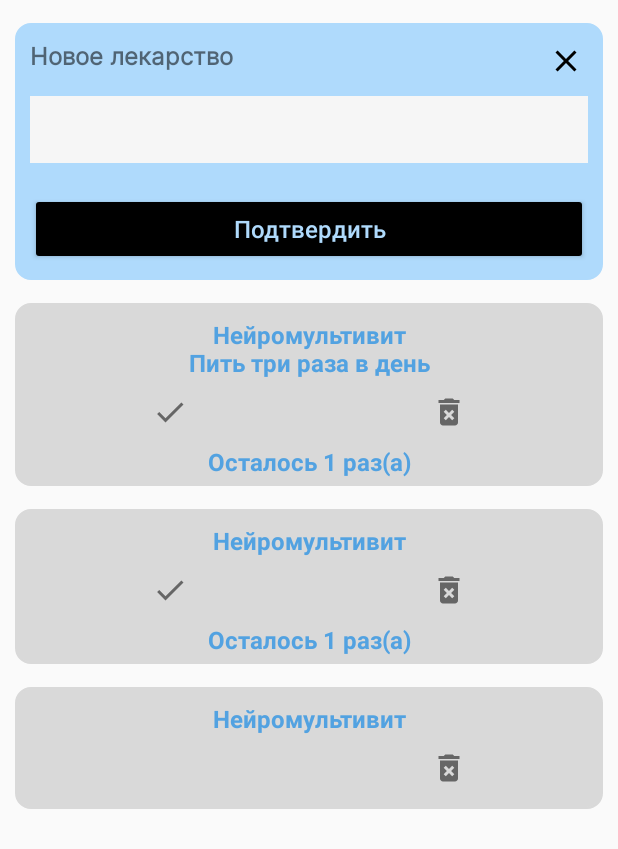
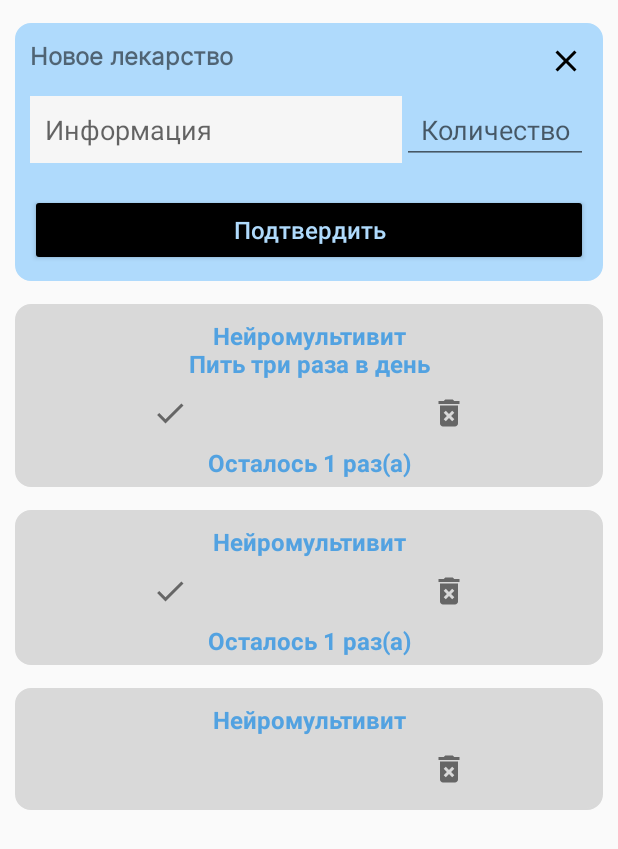
Before and after one commit to BadLog1n/MedsTime, an Android app: the screen it shows after launch (MainActivity), after a tap on an icon or button, on a phone screen of 412 x 824 dp. Shown: the top 849 px of the screen. Run offline under Robolectric (Android 15) with nearby library versions, the phone set to English and light mode, and no system bars; 1 other tap on this screen came first.

Commit message:
Добавлен ввод количества

```diff
--- a/app/src/main/java/com/oneseed/medstime/MedsAdapter.java
+++ b/app/src/main/java/com/oneseed/medstime/MedsAdapter.java
@@ -56,9 +56,6 @@ public class MedsAdapter extends RecyclerView.Adapter<MedsAdapter.ViewHolder> {
             medicine.setCountInside(medicine.getCountInside()+1);
             notifyItemChanged(position);
         });
-
-/*        holder.nameView.setText(meds.getName());
-        holder.capitalView.setText(meds.getCapital());*/
     }
 
     @Override
@@ -71,8 +68,6 @@ public class MedsAdapter extends RecyclerView.Adapter<MedsAdapter.ViewHolder> {
         final TextView timesCount;
         final ImageButton markSign;
         final ImageButton deleteSign;
-/*        final ImageView flagView;
-        final TextView nameView, capitalView;*/
 
         ViewHolder(View view) {
             super(view);
@@ -80,9 +75,6 @@ public class MedsAdapter extends RecyclerView.Adapter<MedsAdapter.ViewHolder> {
             timesCount = view.findViewById(R.id.timesCount);
             markSign = view.findViewById(R.id.markSign);
             deleteSign = view.findViewById(R.id.deleteSign);
-/*            flagView = view.findViewById(R.id.flag);
-            nameView = view.findViewById(R.id.name);
-            capitalView = view.findViewById(R.id.capital);*/
         }
     }
 }
--- a/app/src/main/res/layout/activity_main.xml
+++ b/app/src/main/res/layout/activity_main.xml
@@ -80,9 +80,16 @@
                     android:id="@+id/closeImgBtn"
                     android:layout_width="30dp"
                     android:layout_height="30dp"
+
                     android:background="@color/blue"
                     android:src="@drawable/ic_baseline_close_24" />
             </LinearLayout>
+
+            <LinearLayout
+                android:id="@+id/layoutEdit"
+                android:layout_width="match_parent"
+                android:layout_height="wrap_content"
+                android:orientation="horizontal">
 
                 <EditText
                     android:id="@+id/newMessEdittext"
@@ -90,6 +97,9 @@
                     android:layout_height="wrap_content"
                     android:background="@color/grey_mes_edittext"
                     android:ems="10"
+                    android:layout_weight="0.5"
+                    android:layout_gravity="start"
+                    android:hint="Информация"
                     android:gravity="start|top"
                     android:inputType="textMultiLine"
                     android:maxLength="600"
@@ -98,6 +108,18 @@
                     android:paddingTop="10dp"
                     android:paddingEnd="10dp"
                     android:paddingBottom="10dp" />
+
+                <EditText
+                    android:id="@+id/editTextNumber"
+                    android:layout_weight="1"
+                    android:layout_gravity="end"
+                    android:hint="Количество"
+                    android:gravity="center"
+                    android:layout_width="match_parent"
+                    android:layout_height="wrap_content"
+                    android:ems="10"
+                    android:inputType="number" />
+            </LinearLayout>
 
             <Button
                 android:id="@+id/publishNewMessButton"
```
Lines whose indentation alone changed are shown as unchanged.
